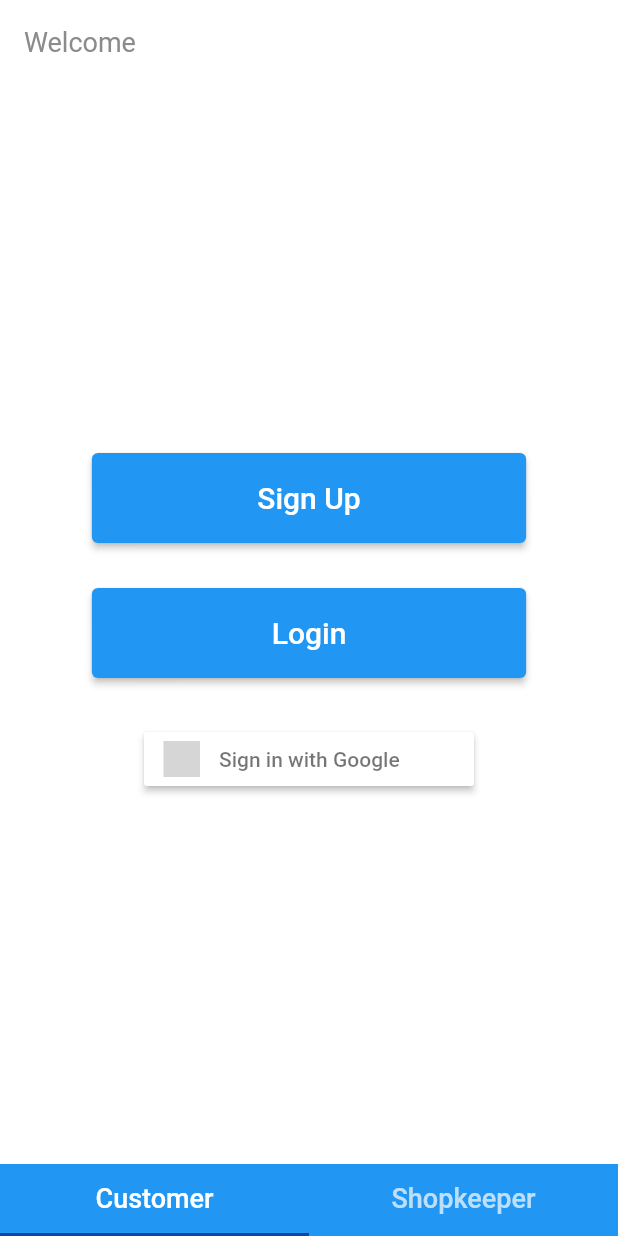
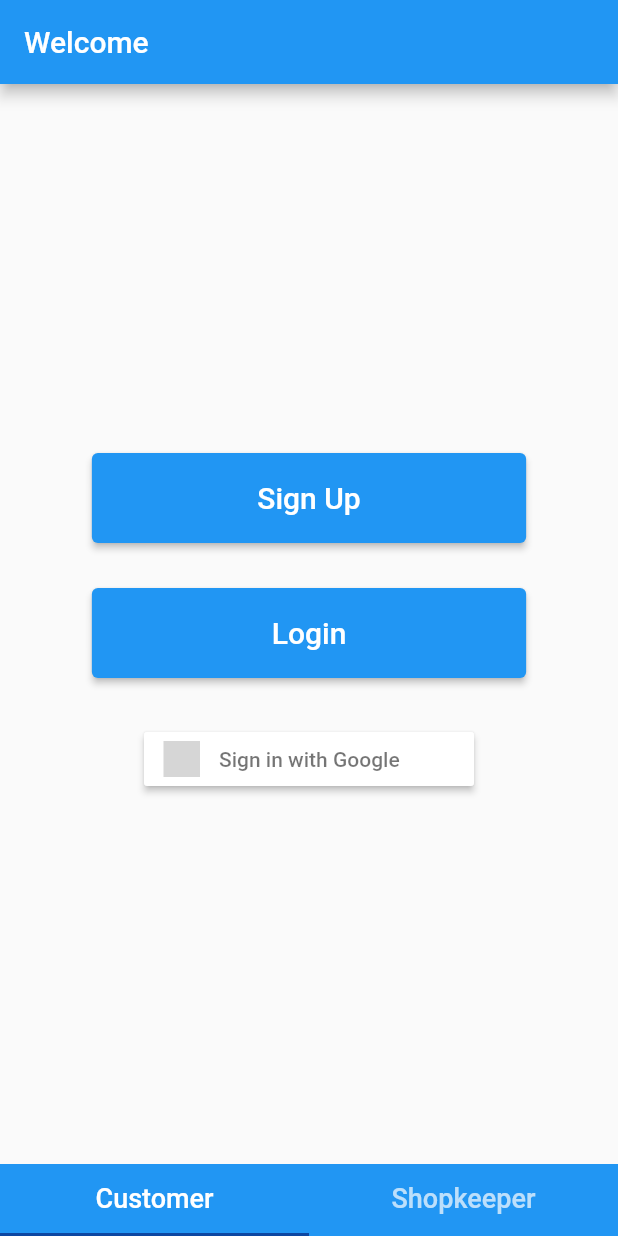
Before and after one commit to thomasajai001/PII-Tracker-COVID_Edition, a Flutter app: the screen it shows after launch, on a phone screen of 412 x 824 dp. Run offline on Flutter 3.47's test engine with Material 2 defaults, Android fonts, the light colour scheme and no system bars; our stand-ins replace cloud_firestore, firebase_auth, firebase_core, firebase_storage, flutter_signin_button, flutter_spinkit and 6 more; missing offline and left inert: barcode_scan_fix; accounts and stored records are empty; Roboto replaces fonts that are missing (Muli); grey boxes are pictures that could not be loaded.

Commit message:
updated thrmer

```diff
--- a/lib/main.dart
+++ b/lib/main.dart
@@ -51,8 +51,8 @@ class _MyAppState extends State<MyApp> {
       // ),
       // theme: themeData(ThemeConfig.lightTheme),
       // darkTheme: themeData(ThemeConfig.darkTheme),
-      // darkTheme: darkThemeData(context),
-      theme: theme(),
+      darkTheme: darkThemeData(context),
+      // theme: theme(),
       // theme: ThemeData(
       //   accentColor: Color(0xff2B7EFF),
       //   primaryColor: Colors.white,
```
